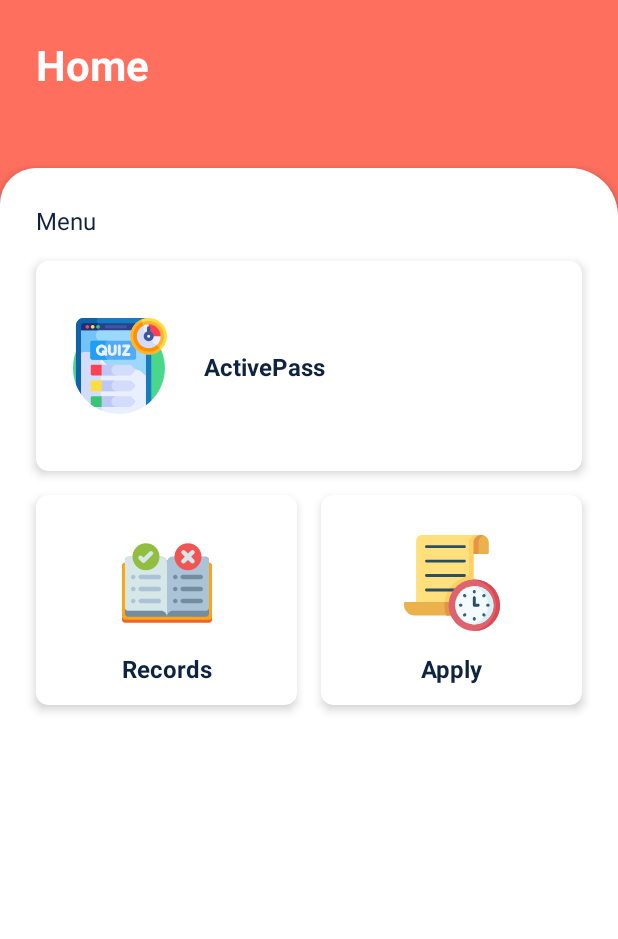
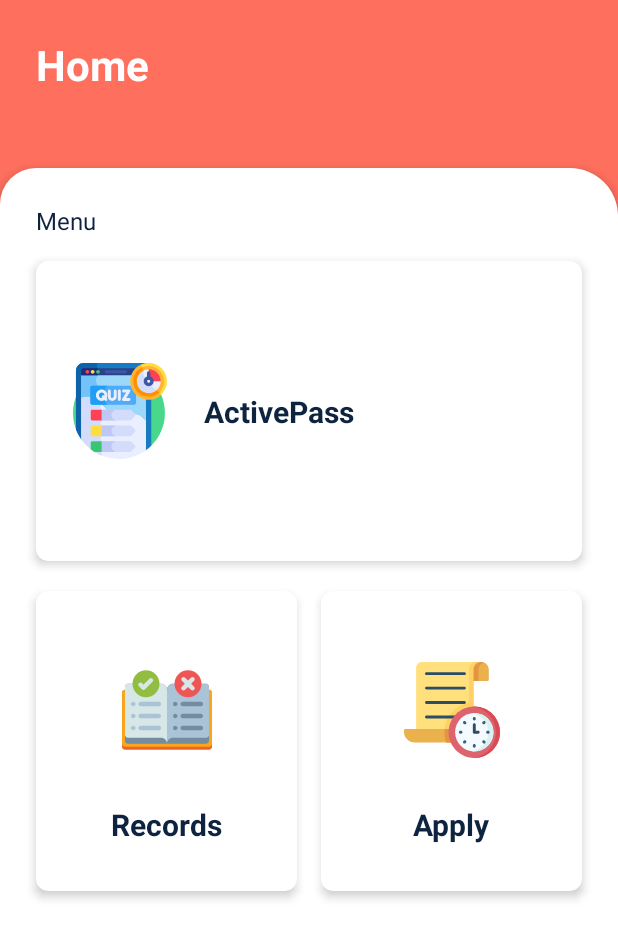
Before and after one commit to Shubhi978/HostelGo, an Android app: the screen it shows after launch (MainActivity), on a phone screen of 412 x 824 dp. Shown: the top 939 px of the screen. Run offline under Robolectric (Android 15) with nearby library versions, the phone set to English and light mode, and no system bars.

```diff
--- a/StudentApp/app/src/main/res/layout/activity_main.xml
+++ b/StudentApp/app/src/main/res/layout/activity_main.xml
@@ -89,7 +89,7 @@
             style="@style/cardViewStyle"
             android:layout_width="0dp"
             android:layout_height="@dimen/home_card_height"
-            android:layout_marginTop="16dp"
+            android:layout_marginTop="20dp"
             android:layout_marginEnd="16dp"
             app:layout_constraintEnd_toStartOf="@+id/cvApply"
             app:layout_constraintStart_toStartOf="@+id/cvActivePass"
--- a/StudentApp/app/src/main/res/layout/activity_record.xml
+++ b/StudentApp/app/src/main/res/layout/activity_record.xml
@@ -4,6 +4,7 @@
     xmlns:tools="http://schemas.android.com/tools"
     android:layout_width="match_parent"
     android:layout_height="match_parent"
+    android:background="@color/white"
     tools:context=".RecordActivity">
 
     <ImageView
@@ -27,7 +28,7 @@
         android:layout_alignParentTop="true"
         android:layout_marginStart="24dp"
         android:layout_marginTop="24dp"
-        android:layout_toRightOf="@id/backButtonRecord"
+        android:layout_toEndOf="@id/backButtonRecord"
         android:text="@string/records" />
 
     <androidx.recyclerview.widget.RecyclerView
--- a/StudentApp/app/src/main/res/values-night/themes.xml
+++ b/StudentApp/app/src/main/res/values-night/themes.xml
@@ -2,15 +2,22 @@
     <!-- Base application theme. -->
     <style name="Theme.HostelGo" parent="Theme.MaterialComponents.DayNight.DarkActionBar">
         <!-- Primary brand color. -->
-        <item name="colorPrimary">@color/purple_200</item>
-        <item name="colorPrimaryVariant">@color/purple_700</item>
+        <item name="colorPrimary">@color/peach</item>
+        <item name="colorPrimaryVariant">@color/peach</item>
+        <item name="colorPrimaryDark">@color/peach</item>
         <item name="colorOnPrimary">@color/black</item>
         <!-- Secondary brand color. -->
-        <item name="colorSecondary">@color/teal_200</item>
-        <item name="colorSecondaryVariant">@color/teal_200</item>
-        <item name="colorOnSecondary">@color/black</item>
+        <item name="colorSecondary">@color/black</item>
+        <item name="colorSecondaryVariant">@color/peach</item>
+        <item name="colorOnSecondary">@color/white</item>
         <!-- Status bar color. -->
         <item name="android:statusBarColor">?attr/colorPrimaryVariant</item>
         <!-- Customize your theme here. -->
     </style>
+
+    <style name="titleTextStyle">
+        <item name="android:textSize">28sp</item>
+        <item name="android:textColor">@color/black</item>
+        <item name="android:textStyle">bold</item>
+    </style>
 </resources>
--- a/StudentApp/app/src/main/res/values/dimen.xml
+++ b/StudentApp/app/src/main/res/values/dimen.xml
@@ -10,7 +10,7 @@
 
 <dimen name="btn_radius">100dp</dimen>
 
-<dimen name="home_card_height">140dp</dimen>
+<dimen name="home_card_height">200dp</dimen>
 
 <dimen name="home_image_view_size">64dp</dimen>
 
--- a/StudentApp/app/src/main/res/values/themes.xml
+++ b/StudentApp/app/src/main/res/values/themes.xml
@@ -66,7 +66,7 @@
 
 <style name="categoryHeadingTextStyle">
     <item name="android:textColor">@color/black</item>
-    <item name="android:textSize">16sp</item>
+    <item name="android:textSize">20sp</item>
     <item name="android:textStyle">bold</item>
 </style>
 
@@ -81,11 +81,4 @@
 </style>
 
 
-<style name="text_radio_button_answer">
-    <item name="android:textSize">20sp</item>
-    <item name="android:textColor">@color/black</item>
-    <item name="buttonTint">@color/peach</item>
-</style>
-
-
 </resources>
```
Also changed, not shown: StudentApp/app/build.gradle (+5 -5 lines), StudentApp/app/src/main/AndroidManifest.xml (+14 -0 lines), StudentApp/app/src/main/java/com/example/hostelgo/MainActivity.java (+11 -2 lines), StudentApp/app/src/main/res/layout/activity_history.xml (deleted, +0 -50 lines), StudentApp/app/src/main/res/layout/activity_login.xml (+8 -8 lines), StudentApp/app/src/main/res/values/colors.xml (+5 -9 lines), 1 other file.
